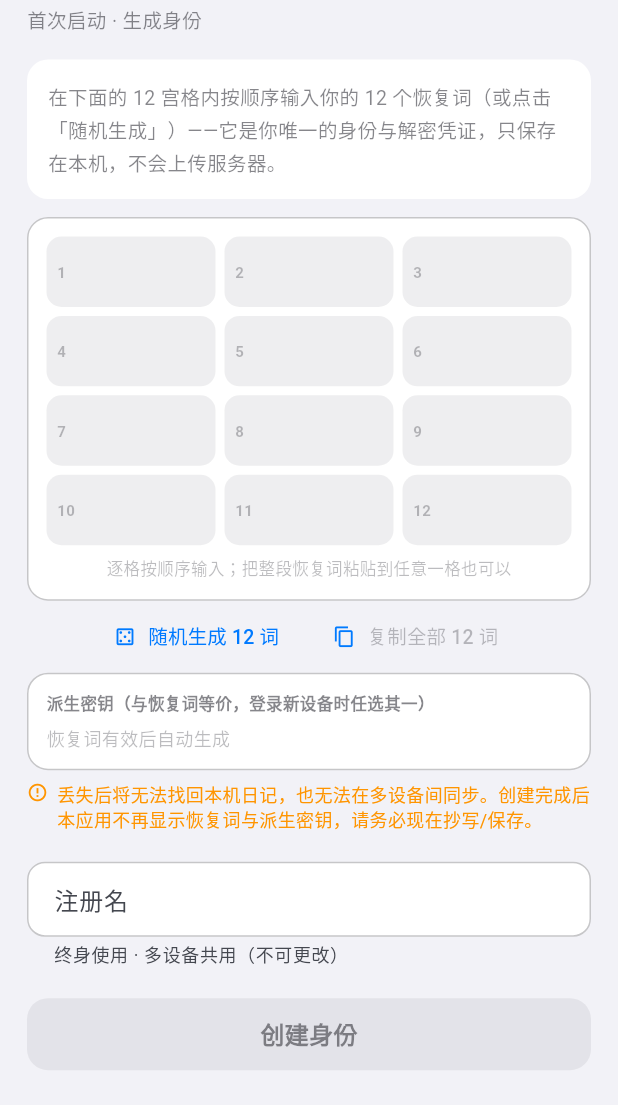
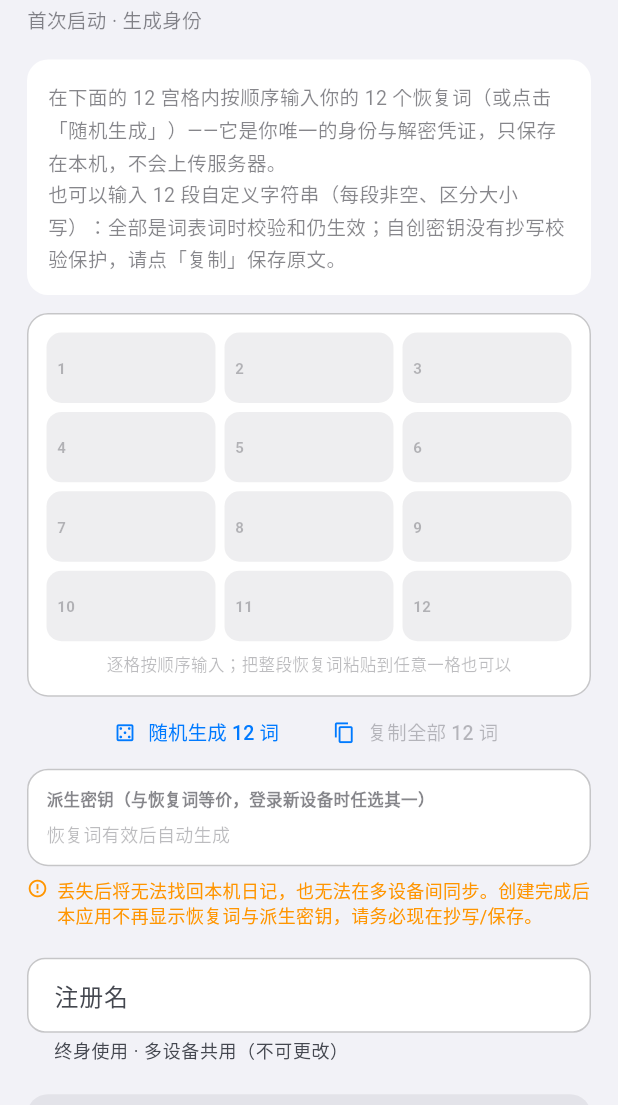
Before and after one commit to zhangsan1357/onesentence-diary-app, a Flutter app: the OnboardingPage screen opened directly, on a phone screen of 412 x 824 dp, the part 131-1236 px from its top. Run offline on Flutter 3.47's test engine with Material 3 defaults, Android fonts, the phone set to English and light mode, and no system bars; our stand-ins replace connectivity_plus, dio, drift, flutter_local_notifications, flutter_riverpod, flutter_secure_storage and 6 more; missing offline and left inert: audio_waveforms, cryptography, gal, home_widget, pointycastle; accounts and stored records are empty; generated files the repository leaves out were written again.

Commit message:
晨 20 追加实现（§5.15）：身份支持 12 段任意非空字符串——RecoveryWords.validateImport 三态判定（≠12 段报错不变/全词表走严格校验保留抄写检出/含非词表段走任意模式 SHA-256 同管线+黄金向量钉死+大小写敏感），sessionFromIdentity/createIdentity 接线，onboarding 派生密钥放宽 12 段非空即显+创建警示，登录格式文案统一（onboarding/新设备登录弹窗/注销弹窗），轮换仍自动生成，契约零变化；测试 198 项全绿（三态组 7+确定性 1 净增）、analyze 零告警（设计 5a844d1 先行）

```diff
--- a/lib/core/session/app_session.dart
+++ b/lib/core/session/app_session.dart
@@ -463,9 +463,10 @@ class AppSession extends Notifier<AppState> {
 
   /// 首次启动 · 生成身份（①）：12 恢复词 + 注册名 → 本机 keystore（明文，锁定开关
   /// 默认关闭）→ 注册 + 同步。恢复词校验失败抛 FormatException。
+  /// 校验用 validateImport（§5.15）：生成的词表词走严格分支，自定义 12 段走任意模式。
   Future<void> createIdentity(String wordsPhrase, String userId) async {
     final name = _checkUserId(userId);
-    RecoveryWords.validate(wordsPhrase); // 抛 FormatException → UI 内联展示
+    RecoveryWords.validateImport(wordsPhrase); // 抛 FormatException → UI 内联展示
     final session = await sessionFromIdentity(wordsPhrase, userId: name);
     _session = session;
     _api.otpKey = _passKeyOf(session.keystore);
--- a/lib/core/session/crypto_session.dart
+++ b/lib/core/session/crypto_session.dart
@@ -77,7 +77,9 @@ const keystoreKvKeys = [
 ];
 
 /// 身份文本 → 确定性会话：
-/// 64 位 hex → 直接作为 seed；12 词短语 → 必须通过 BIP39 校验，seed = SHA-256(规范短语)。
+/// 64 位 hex → 直接作为 seed；12 段短语 → 三态判定（§5.15 validateImport）：
+/// 全词表走严格 BIP39 校验，含非词表段走任意模式（12 段非空即可，无校验和），
+/// seed = SHA-256(规范短语)。
 /// deviceNo 每次调用随机生成（createIdentity/loginIdentity 各自落盘一次，此后从 KV 复用）；
 /// userId = 注册名，随 keystore 持久化并携带到注册接口。
 Future<UnlockedSession> sessionFromIdentity(
@@ -90,7 +92,7 @@ Future<UnlockedSession> sessionFromIdentity(
   if (RecoveryWords.looksLikeHexKey(t)) {
     seed = hexDecode(t);
   } else {
-    RecoveryWords.validate(t);
+    RecoveryWords.validateImport(t);
     seed = RecoveryWords.phraseToSeed(t);
   }
   final pair = await x25519KeyPairFromSeed(seed); // 32B seed
--- a/lib/core/session/recovery_words.dart
+++ b/lib/core/session/recovery_words.dart
@@ -57,6 +57,20 @@ class RecoveryWords {
     return sha256Bytes(utf8.encode(canonical));
   }
 
+  /// 创建/导入三态判定（§5.15）：
+  /// ① ≠12 段 → 报错（同 validate）；② 12 段全部是词表词 → 严格 validate
+  /// （校验和检出保留）；③ 含任一非词表段 → 任意模式：12 段非空即可，无校验和
+  /// （seed 由 phraseToSeed 的同一条管线派生）。大小写敏感（输入即密钥）。
+  static void validateImport(String phrase) {
+    final canonical = canonicalPhrase(phrase);
+    if (canonical == null) {
+      throw const FormatException('恢复词需要 12 个词（用空格分隔）');
+    }
+    final allInList = canonical.split(' ').every(wordlist.contains);
+    if (allInList) validate(phrase); // 严格路径：词表组合保留抄写错误检出
+    // 任意模式：12 段非空已由 canonicalPhrase 保证，直接放行
+  }
+
   // ---------- 内部：BIP39 位打包 ----------
 
   static String _phraseFromEntropy(Uint8List ent) {
--- a/lib/features/me/dialogs.dart
+++ b/lib/features/me/dialogs.dart
@@ -262,7 +262,7 @@ Future<void> showAutoLockDialog(BuildContext context, WidgetRef ref) async {
   );
 }
 
-/// 新设备登录（②）：同一注册名 + 同一份恢复词（或派生密钥）→ 校验 → 全量同步。
+/// 新设备登录（②）：同一注册名 + 同一份身份凭证（12 词/12 段自定义/派生密钥）→ 校验 → 全量同步。
 /// 服务端校验身份二元组（同 userId 必须同 userKey），拒绝时 SnackBar 展示原因。
 Future<void> showLoginIdentityDialog(
     BuildContext context, WidgetRef ref) async {
@@ -281,7 +281,8 @@ Future<void> showLoginIdentityDialog(
           crossAxisAlignment: CrossAxisAlignment.start,
           children: [
             const Text(
-              '输入同一个注册名 + 同一份 12 词恢复词（或其派生密钥）。'
+              '输入同一个注册名 + 同一份身份凭证——12 个词表恢复词、或 12 段自定义'
+              '字符串（空格分隔，区分大小写）、或其派生密钥。'
               '校验通过后本机自动同步全部加密数据并在本地解密。\n'
               '多设备共享：每台设备独立登录、互不踢下线；数据按注册名共享，'
               '增删改全量同步（每次请求自动附带每 5 分钟一换的动态口令，防令牌冒用）。',
@@ -301,8 +302,8 @@ Future<void> showLoginIdentityDialog(
               maxLines: 4,
               textInputAction: TextInputAction.next,
               decoration: const InputDecoration(
-                labelText: '恢复词（12 词）或派生密钥',
-                hintText: '粘贴同一份 12 个恢复词，或 64 位派生密钥',
+                labelText: '恢复词（12 词/12 段自定义）或派生密钥',
+                hintText: '粘贴同一份 12 个恢复词或 12 段自定义字符串，或 64 位派生密钥',
               ),
             ),
             if (lockEnabled) ...[
@@ -377,7 +378,7 @@ Future<void> showLogoutDialog(BuildContext context, WidgetRef ref) async {
       title: const Text('注销账号'),
       content: const Text(
         '将清除本机身份密钥与全部本地数据索引并退出登录。'
-        '服务端密文保留：凭同一注册名 + 12 词恢复词（或派生密钥）'
+        '服务端密文保留：凭同一注册名 + 12 词恢复词（或 12 段自定义字符串、或派生密钥）'
         '可在登录页重新找回。\n\n'
         '注意：恢复词与派生密钥只在创建时显示过一次，'
         '请确认已在别处妥善保存，否则注销后将无法再进入该身份。',
--- a/lib/features/onboarding/onboarding_page.dart
+++ b/lib/features/onboarding/onboarding_page.dart
@@ -1,7 +1,7 @@
 // 首次身份引导（2026-11-14 后端身份模型 v4）：
 // create   = ①首次启动 · 生成身份：12 宫格直接输入恢复词（默认），下方可一键随机生成
 //            + 派生密钥同屏展示 + 注册名（终身不变，多设备共用）
-// login    = ②新设备登录：同一注册名 + 同一份恢复词（或其派生密钥）→ 校验 → 全量同步
+// login    = ②新设备登录：同一注册名 + 同一份身份凭证（12 词/12 段自定义/派生密钥）→ 校验 → 全量同步
 // nameOnly = 存量 keystore 一次性补设注册名（旧版身份接入多设备共享）
 // 身份凭证只在本页出现：创建/登录完成后，应用内任何页面不再显示恢复词与派生密钥。
 // 页面动作经回调注入（main.dart 接线会话层），自身不依赖存储，可独立 widget 测试。
@@ -69,13 +69,10 @@ class _OnboardingPageState extends State<OnboardingPage> {
     setState(() {});
   }
 
-  /// 派生密钥（= 恢复词的 SHA-256 seed hex）：恢复词当前有效才有值。
+  /// 派生密钥（= 恢复词的 SHA-256 seed hex）：12 段非空即显示（§5.15——自定义
+  /// 12 段没有校验和，派生密钥是唯一可核对的等价副本）。
   String? get _derivedKey {
-    try {
-      RecoveryWords.validate(_effectivePhrase);
-    } on FormatException {
-      return null;
-    }
+    if (RecoveryWords.canonicalPhrase(_effectivePhrase) == null) return null;
     return hexEncode(RecoveryWords.phraseToSeed(_effectivePhrase));
   }
 
@@ -173,7 +170,9 @@ class _OnboardingPageState extends State<OnboardingPage> {
         _card(
           b,
           '在下面的 12 宫格内按顺序输入你的 12 个恢复词（或点击「随机生成」）——'
-              '它是你唯一的身份与解密凭证，只保存在本机，不会上传服务器。',
+              '它是你唯一的身份与解密凭证，只保存在本机，不会上传服务器。\n'
+              '也可以输入 12 段自定义字符串（每段非空、区分大小写）：全部是词表词'
+              '时校验和仍生效；自创密钥没有抄写校验保护，请点「复制」保存原文。',
         ),
         const SizedBox(height: 12),
         _wordGrid(b),
@@ -319,14 +318,16 @@ class _OnboardingPageState extends State<OnboardingPage> {
   List<Widget> _loginBody(Brightness b) => [
         _card(
           b,
-          '在新设备输入：同一个注册名 + 同一份 12 词恢复词（或其派生密钥）。'
+          '在新设备输入：同一个注册名 + 同一份身份凭证——12 个词表恢复词、'
+          '或 12 段自定义字符串（空格分隔，区分大小写）、或 64 位派生密钥。'
           '校验通过后本机自动同步全部加密数据并在本地解密。请勿复用旧设备的设备号。',
         ),
         const SizedBox(height: 16),
         _field(b, _name, '注册名'),
         const SizedBox(height: 10),
-        _field(b, _secret, '恢复词（12 词）或派生密钥',
-            hint: '粘贴同一份 12 个恢复词，或 64 位派生密钥', minLines: 3),
+        _field(b, _secret, '恢复词（12 词/12 段自定义）或派生密钥',
+            hint: '粘贴同一份 12 个恢复词或 12 段自定义字符串，或 64 位派生密钥',
+            minLines: 3),
         _errorBox(b),
         const SizedBox(height: 8),
         _primary(b, _busy ? '校验并同步中…' : '导入并同步',
```
Also changed, not shown: 3 other files.
